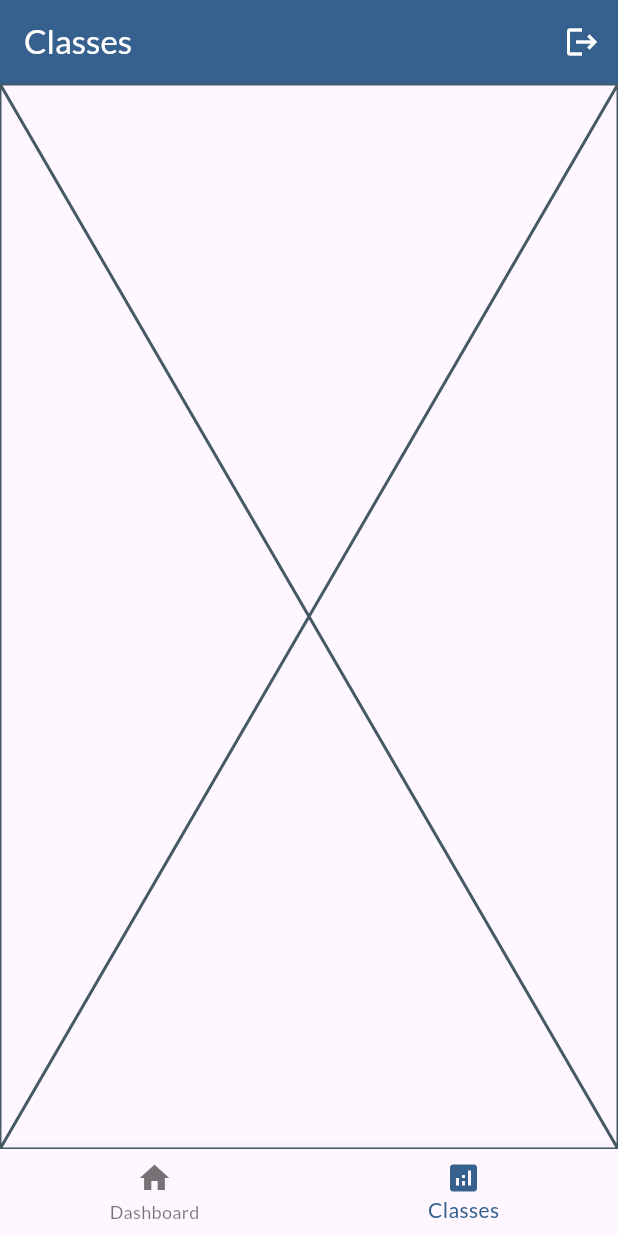
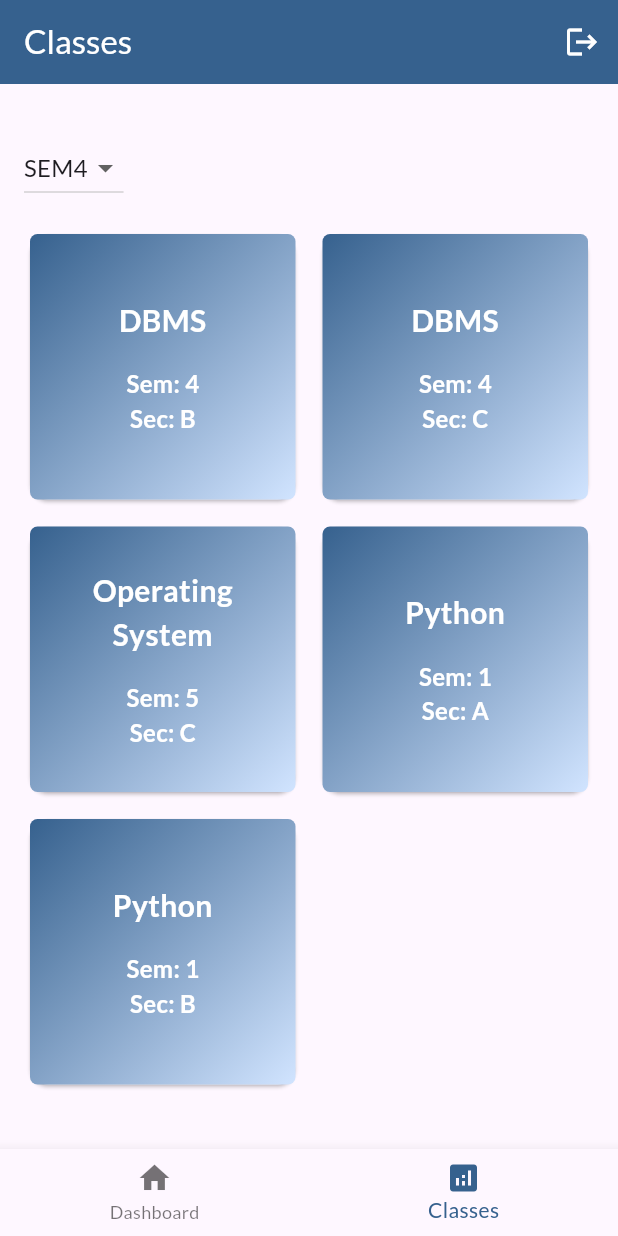
Before and after one commit to riyaxwasxhere/smart_attendance_app-hackathon-, a Flutter app: the screen it shows after launch, item 2 of the bottom bar chosen, on a phone screen of 412 x 824 dp. Run offline on Flutter 3.47's test engine with Material 3 defaults, Android fonts, the phone set to English and light mode, and no system bars; our stand-ins replace google_fonts, timeline_tile.

Commit message:
added subjects list

```diff
--- /dev/null
+++ b/frontend/lib/models/assigned_classes/assigned_class.dart
@@ -0,0 +1,11 @@
+class AssignedClass {
+  AssignedClass({
+    required this.semester,
+    required this.section,
+    required this.subject,
+  });
+
+  final String semester;
+  final String section;
+  final String subject;
+}
--- /dev/null
+++ b/frontend/lib/models/assigned_classes/assigned_classes.dart
@@ -0,0 +1,16 @@
+import 'package:frontend/models/assigned_classes/assigned_class.dart';
+
+class AssignedClasses {
+  List<AssignedClass> classes = [];
+
+  void getAssignedClasses() {
+    //call api(TODO)
+    classes = [
+      AssignedClass(section: "B", semester: "4", subject: "DBMS"),
+      AssignedClass(section: "C", semester: "4", subject: "DBMS"),
+      AssignedClass(section: "C", semester: "5", subject: "Operating System"),
+      AssignedClass(section: "A", semester: "1", subject: "Python"),
+      AssignedClass(section: "B", semester: "1", subject: "Python"),
+    ];
+  }
+}
--- a/frontend/lib/models/teacher_routine/teacher_routine.dart
+++ b/frontend/lib/models/teacher_routine/teacher_routine.dart
@@ -37,15 +37,15 @@ class TeacherRoutine {
       RoutineItem(
         title: 'Python',
         section: '4-B',
-        startTimeString: '9:00 PM',
-        endTimeString: '10:00 PM',
+        startTimeString: '10:00 PM',
+        endTimeString: '11:00 PM',
       ),
       // Session 6: Upcoming
       RoutineItem(
         title: 'DBMS lab',
         section: '4-B',
         startTimeString: '11:00 PM',
-        endTimeString: '12:00 AM',
+        endTimeString: '11:30 PM',
       ),
     ];
   }
--- a/frontend/lib/screens/teacher_screens/classes_list.dart
+++ b/frontend/lib/screens/teacher_screens/classes_list.dart
@@ -1,4 +1,8 @@
 import 'package:flutter/material.dart';
+import 'package:frontend/models/assigned_classes/assigned_class.dart';
+import 'package:frontend/models/assigned_classes/assigned_classes.dart';
+import 'package:frontend/screens/teacher_screens/class_summary.dart';
+import 'package:frontend/widgets/teacher_widgets/class_card.dart';
 
 class ClassesList extends StatefulWidget {
   const ClassesList({super.key});
@@ -8,8 +12,72 @@ class ClassesList extends StatefulWidget {
 }
 
 class _ClassesListState extends State<ClassesList> {
+  final AssignedClasses assignedClasses = AssignedClasses();
+
+  var _currentSem = 4;
+
+  void _selectClass(subject) {
+    Navigator.push(
+      context,
+      MaterialPageRoute(
+        builder: (ctx) {
+          return const ClassSummary();
+        },
+      ),
+    );
+  }
+
+  @override
+  void initState() {
+    super.initState();
+    assignedClasses.getAssignedClasses();
+  }
+
   @override
   Widget build(BuildContext context) {
-    return const Placeholder();
+    return Padding(
+      padding: const EdgeInsets.symmetric(vertical: 32, horizontal: 16),
+      child: Column(
+        crossAxisAlignment: CrossAxisAlignment.start,
+        children: [
+          DropdownButton(
+            value: _currentSem,
+            items: const [
+              DropdownMenuItem(value: 1, child: Text("SEM1")),
+              DropdownMenuItem(value: 2, child: Text("SEM2")),
+              DropdownMenuItem(value: 3, child: Text("SEM3")),
+              DropdownMenuItem(value: 4, child: Text("SEM4")),
+            ],
+            onChanged: (value) {
+              if (value == null) return;
+              setState(() {
+                _currentSem = value;
+              });
+            },
+          ),
+          const SizedBox(height: 16),
+          Expanded(
+            child: GridView.builder(
+              gridDelegate: const SliverGridDelegateWithFixedCrossAxisCount(
+                crossAxisCount: 2,
+                crossAxisSpacing: 10,
+                mainAxisSpacing: 10,
+                childAspectRatio: 1,
+              ),
+              itemCount: assignedClasses.classes.length,
+              itemBuilder: (ctx, index) {
+                final classItem = assignedClasses.classes[index];
+                return ClassCard(
+                  subject: classItem.subject,
+                  semester: classItem.semester,
+                  section: classItem.section,
+                  onSelectclassItem: _selectClass,
+                );
+              },
+            ),
+          ),
+        ],
+      ),
+    );
   }
 }
--- /dev/null
+++ b/frontend/lib/widgets/teacher_widgets/class_card.dart
@@ -0,0 +1,103 @@
+import 'package:flutter/material.dart';
+
+class ClassCard extends StatelessWidget {
+  const ClassCard({
+    super.key,
+    required this.subject,
+    required this.semester,
+    required this.section,
+    required this.onSelectclassItem,
+  });
+
+  final String subject;
+  final String semester;
+  final String section;
+  final void Function(String classItem) onSelectclassItem;
+
+  @override
+  Widget build(BuildContext context) {
+    return InkWell(
+      splashColor: Theme.of(context).colorScheme.primaryContainer,
+      borderRadius: BorderRadius.circular(5),
+      onTap: () {
+        onSelectclassItem("$semester-$section");
+      },
+      child: Card(
+        child: Container(
+          padding: const EdgeInsets.all(8),
+          decoration: BoxDecoration(
+            borderRadius: BorderRadius.circular(5),
+            gradient: LinearGradient(
+              colors: [
+                Theme.of(context).colorScheme.primary,
+                Theme.of(context).colorScheme.primaryFixed,
+              ],
+              begin: Alignment.topLeft,
+              end: Alignment.bottomRight,
+            ),
+          ),
+          child: Column(
+            mainAxisAlignment: MainAxisAlignment.center,
+            children: [
+              Text(
+                subject,
+                textAlign: TextAlign.center,
+                style: const TextStyle(
+                  fontWeight: FontWeight.bold,
+                  color: Colors.white,
+                  fontSize: 20,
+                ),
+              ),
+              const SizedBox(height: 16),
+              Row(
+                mainAxisAlignment: MainAxisAlignment.center,
+                children: [
+                  const Text(
+                    "Sem: ",
+                    style: TextStyle(
+                      fontWeight: FontWeight.bold,
+                      color: Colors.white,
+                      fontSize: 16,
+                    ),
+                  ),
+
+                  Text(
+                    semester,
+                    textAlign: TextAlign.center,
+                    style: const TextStyle(
+                      fontWeight: FontWeight.bold,
+                      color: Colors.white,
+                      fontSize: 16,
+                    ),
+                  ),
+                ],
+              ),
+              Row(
+                mainAxisAlignment: MainAxisAlignment.center,
+                children: [
+                  const Text(
+                    "Sec: ",
+                    style: TextStyle(
+                      fontWeight: FontWeight.bold,
+                      color: Colors.white,
+                      fontSize: 16,
+                    ),
+                  ),
+                  Text(
+                    section,
+                    textAlign: TextAlign.center,
+                    style: const TextStyle(
+                      fontWeight: FontWeight.bold,
+                      color: Colors.white,
+                      fontSize: 16,
+                    ),
+                  ),
+                ],
+              ),
+            ],
+          ),
+        ),
+      ),
+    );
+  }
+}
```
Also changed, not shown: frontend/lib/screens/teacher_screens/class_summary.dart (added, +15 -0 lines), frontend/lib/screens/teacher_screens/teacher_dashboard.dart (+3 -12 lines), frontend/lib/widgets/teacher_widgets/teacher_class_tile.dart (renamed from frontend/lib/widgets/teacher_class_tile.dart, +10 -8 lines), 1 other file.
